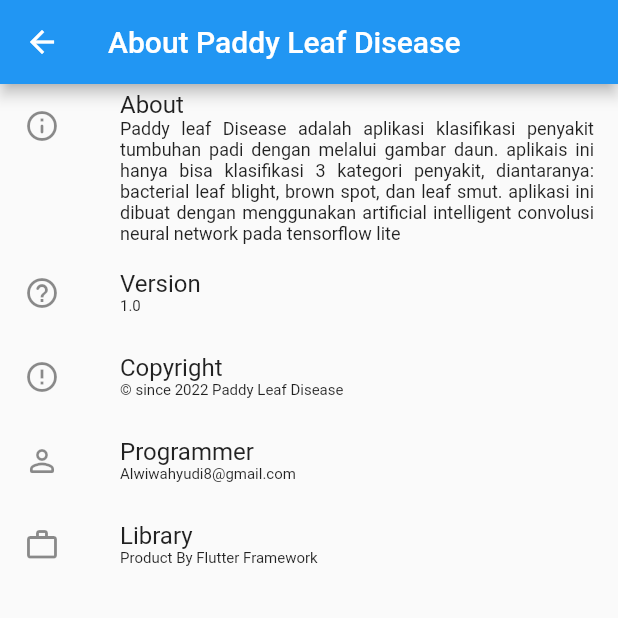
After one commit to Dekaver/paddy_disease_detection, a Flutter app: the AboutPage screen opened by its route, on a phone screen of 412 x 824 dp, the top half of it. The commit adds this screen. Run offline on Flutter 3.47's test engine with Material 2 defaults, Android fonts, the light colour scheme and no system bars; our stand-ins replace camera, floor, image_picker, logger, sqflite; missing offline and left inert: tflite_flutter, tflite_flutter_helper; accounts and stored records are empty; generated files the repository leaves out were written again.

Commit message:
update screen

```diff
--- a/lib/main.dart
+++ b/lib/main.dart
@@ -1,6 +1,7 @@
 import 'package:flutter/material.dart';
 import 'package:paddy_disease_detection/components/BottomNavigationBar.dart';
 import 'package:paddy_disease_detection/model/dao/prediction_dao.dart';
+import 'package:paddy_disease_detection/screen/About.dart';
 import 'package:paddy_disease_detection/screen/Camera.dart';
 import 'package:paddy_disease_detection/screen/Detail.dart';
 import 'package:paddy_disease_detection/screen/home.dart';
@@ -37,7 +38,7 @@ class PaddyPredictionApp extends StatelessWidget {
         '/': (context) => HomeScreen(dao: dao),
         '/camera': (context) => CameraPage(dao: dao),
         '/data': (context) => Data(dao: dao),
-        // '/detail': (context) => Detail(dao: dao),
+        '/about': (context) => AboutPage(),
       },
       onGenerateRoute: (settings) {
         // If you push the PassArguments route
--- /dev/null
+++ b/lib/screen/About.dart
@@ -0,0 +1,125 @@
+import 'package:flutter/material.dart';
+
+class AboutPage extends StatefulWidget {
+  @override
+  _AboutPageState createState() => _AboutPageState();
+}
+
+class _AboutPageState extends State<AboutPage> {
+  @override
+  Widget build(BuildContext context) {
+    return Scaffold(
+      appBar: AppBar(
+          title: const Text(
+        "About Paddy Leaf Disease",
+      )),
+      body: ListView(
+        children: <Widget>[
+          ListTile(
+            leading: const Icon(Icons.info_outline_rounded),
+            title: Column(
+              crossAxisAlignment: CrossAxisAlignment.start,
+              children: const <Widget>[
+                Padding(
+                    padding: EdgeInsets.only(left: 8.0),
+                    child: Text(
+                      'About',
+                      style: TextStyle(fontSize: 16),
+                    )),
+                Padding(
+                    padding: EdgeInsets.only(left: 8.0),
+                    child: Text(
+                      'Paddy leaf Disease adalah aplikasi klasifikasi penyakit tumbuhan padi dengan melalui gambar daun. aplikais ini hanya bisa klasifikasi 3 kategori penyakit, diantaranya: bacterial leaf blight, brown spot, dan leaf smut. aplikasi ini dibuat dengan menggunakan artificial intelligent convolusi neural network pada tensorflow lite',
+                      textAlign: TextAlign.justify,
+                      style: TextStyle(
+                        fontSize: 12,
+                        color: Colors.black87,
+                      ),
+                    ))
+              ],
+            ),
+            onTap: () {},
+          ),
+          ListTile(
+            leading: const Icon(Icons.help_outline_rounded),
+            title: Column(
+              crossAxisAlignment: CrossAxisAlignment.start,
+              children: const <Widget>[
+                Padding(
+                    padding: EdgeInsets.only(left: 8.0),
+                    child: Text('Version',
+                      style: TextStyle(fontSize: 16),
+                    )),
+                Padding(
+                    padding: EdgeInsets.only(left: 8.0),
+                    child: Text(
+                      '1.0',
+                      style: TextStyle(fontSize: 10, color: Colors.black87),
+                    ))
+              ],
+            ),
+            onTap: () {},
+          ),
+          ListTile(
+            leading: const Icon(Icons.error_outline_outlined),
+            title: Column(
+              crossAxisAlignment: CrossAxisAlignment.start,
+              children: const <Widget>[
+                Padding(
+                    padding: EdgeInsets.only(left: 8.0),
+                    child: Text('Copyright',
+                      style: TextStyle(fontSize: 16),
+                    )),
+                Padding(
+                    padding: EdgeInsets.only(left: 8.0),
+                    child: Text(
+                      '© since 2022 Paddy Leaf Disease',
+                      style: TextStyle(fontSize: 10, color: Colors.black87),
+                    ))
+              ],
+            ),
+            onTap: () {},
+          ),
+          ListTile(
+            leading: const Icon(Icons.person_outline_rounded),
+            title: Column(
+              crossAxisAlignment: CrossAxisAlignment.start,
+              children: const <Widget>[
+                Padding(
+                    padding: EdgeInsets.only(left: 8.0),
+                    child: Text('Programmer',
+                      style: TextStyle(fontSize: 16),
+                    )),
+                Padding(
+                    padding: EdgeInsets.only(left: 8.0),
+                    child: Text(
+                      'Alwiwahyudi8@gmail.com',
+                      style: TextStyle(fontSize: 10, color: Colors.black87),
+                    ))
+              ],
+            ),
+            onTap: () {},
+          ),
+          ListTile(
+            leading: const Icon(Icons.work_outline_outlined),
+            title: Column(
+              crossAxisAlignment: CrossAxisAlignment.start,
+              children: const <Widget>[
+                Padding(
+                    padding: EdgeInsets.only(left: 8.0),
+                    child: Text('Library')),
+                Padding(
+                    padding: EdgeInsets.only(left: 8.0),
+                    child: Text(
+                      'Product By Flutter Framework',
+                      style: TextStyle(fontSize: 10, color: Colors.black87),
+                    ))
+              ],
+            ),
+            onTap: () {},
+          ),
+        ],
+      ),
+    );
+  }
+}
```
Also changed, not shown: lib/Core/classify.dart (+10 -9 lines), lib/components/PredictionListCell.dart (+55 -38 lines), lib/screen/Camera.dart (+12 -1 lines), lib/screen/Image.dart (+33 -46 lines), lib/screen/home.dart (+52 -18 lines), assets/images/paddy leaf.jpeg (added), 2 other files.
